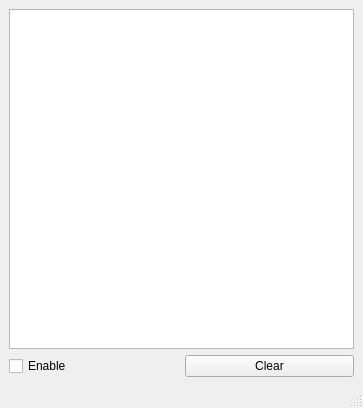
The window that plugins/logview/logWindow.ui (xmpp-graveyard/jabbim) describes before a commit, drawn with Qt 5.
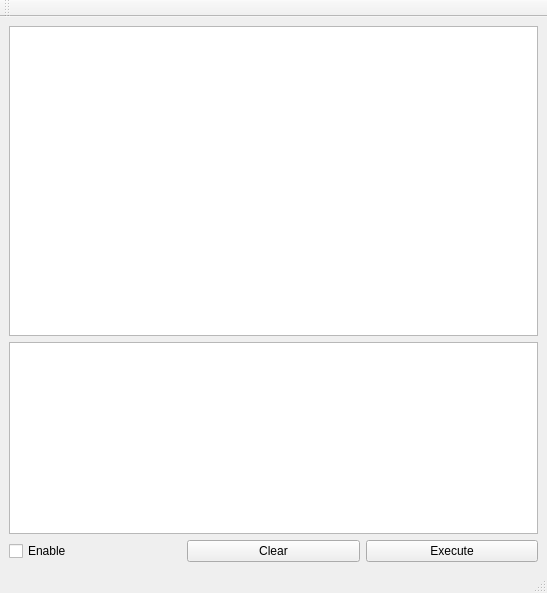
The same window after the commit. Icons and pictures are not drawn.

Commit message: update logview pluginu

```diff
--- a/plugins/logview/logWindow.ui
+++ b/plugins/logview/logWindow.ui
@@ -5,8 +5,8 @@
    <rect>
     <x>0</x>
     <y>0</y>
-    <width>363</width>
-    <height>408</height>
+    <width>547</width>
+    <height>593</height>
    </rect>
   </property>
   <property name="windowTitle" >
@@ -17,13 +17,31 @@
   </property>
   <widget class="QWidget" name="centralwidget" >
    <layout class="QGridLayout" >
-    <property name="margin" >
-     <number>9</number>
-    </property>
-    <property name="spacing" >
-     <number>6</number>
-    </property>
-    <item row="1" column="1" >
+    <item row="0" column="0" >
+     <layout class="QVBoxLayout" >
+      <item>
+       <widget class="QTextBrowser" name="logView" />
+      </item>
+      <item>
+       <widget class="QTextEdit" name="input" >
+        <property name="sizePolicy" >
+         <sizepolicy vsizetype="Minimum" hsizetype="Expanding" >
+          <horstretch>0</horstretch>
+          <verstretch>0</verstretch>
+         </sizepolicy>
+        </property>
+       </widget>
+      </item>
+      <item>
+       <layout class="QHBoxLayout" >
+        <item>
+         <widget class="QCheckBox" name="enableBox" >
+          <property name="text" >
+           <string>Enable</string>
+          </property>
+         </widget>
+        </item>
+        <item>
      <widget class="QPushButton" name="clearButton" >
       <property name="text" >
        <string>Clear</string>
@@ -33,19 +51,41 @@
       </property>
      </widget>
     </item>
-    <item row="1" column="0" >
-     <widget class="QCheckBox" name="enableBox" >
+        <item>
+         <widget class="QPushButton" name="execute" >
       <property name="text" >
-       <string>Enable</string>
+           <string>Execute</string>
       </property>
      </widget>
     </item>
-    <item row="0" column="0" colspan="2" >
-     <widget class="QTextBrowser" name="logView" />
+       </layout>
+      </item>
+     </layout>
     </item>
    </layout>
   </widget>
   <widget class="QStatusBar" name="statusbar" />
+  <widget class="QMenuBar" name="menuBar" >
+   <property name="geometry" >
+    <rect>
+     <x>0</x>
+     <y>0</y>
+     <width>547</width>
+     <height>27</height>
+    </rect>
+   </property>
+  </widget>
+  <widget class="QToolBar" name="toolBar" >
+   <property name="windowTitle" >
+    <string>toolBar</string>
+   </property>
+   <attribute name="toolBarArea" >
+    <enum>TopToolBarArea</enum>
+   </attribute>
+   <attribute name="toolBarBreak" >
+    <bool>false</bool>
+   </attribute>
+  </widget>
  </widget>
  <resources/>
  <connections/>
```
Lines whose indentation alone changed are shown as unchanged. The commit also changes 2 other files.
